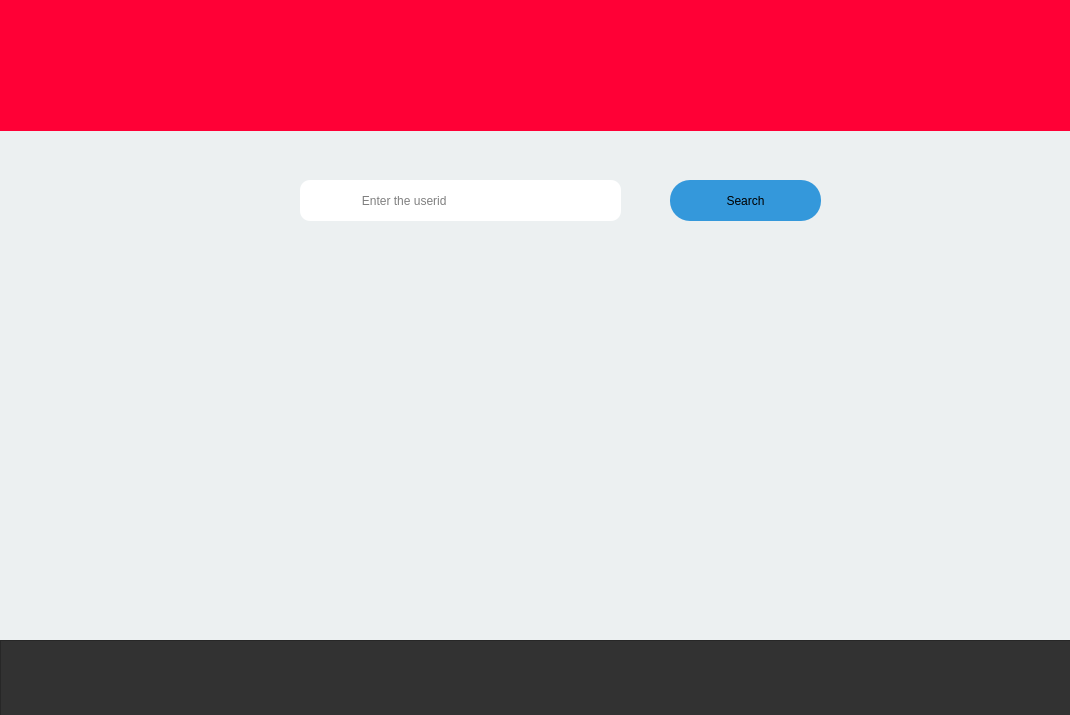
Qt form Login/search_page.ui (KrishnanSG/Cloud) before a commit.
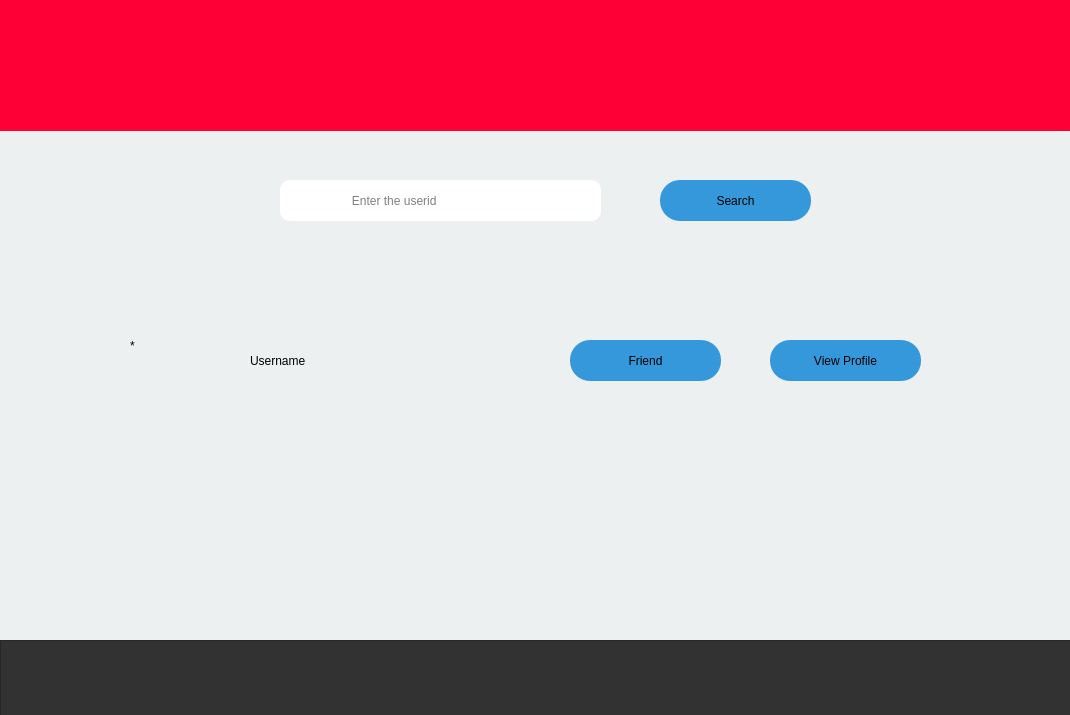
The same form after that commit. Icons and pictures are not drawn.

Commit message: Button functionality completed

The edit to the form file:
```diff
--- a/Login/search_page.ui
+++ b/Login/search_page.ui
@@ -203,7 +203,7 @@
   <widget class="QLineEdit" name="lineEdit">
    <property name="geometry">
     <rect>
-     <x>300</x>
+     <x>280</x>
      <y>180</y>
      <width>321</width>
      <height>41</height>
@@ -215,6 +215,7 @@
    <property name="styleSheet">
     <string notr="true">QLineEdit{
 border-radius:10px;
+padding-left:10px;
 }</string>
    </property>
    <property name="text">
@@ -227,7 +228,7 @@
   <widget class="QPushButton" name="pushButton_6">
    <property name="geometry">
     <rect>
-     <x>670</x>
+     <x>660</x>
      <y>180</y>
      <width>151</width>
      <height>41</height>
@@ -244,6 +245,72 @@
     <string>Search</string>
    </property>
   </widget>
+  <widget class="QPushButton" name="pushButton_8">
+   <property name="geometry">
+    <rect>
+     <x>570</x>
+     <y>340</y>
+     <width>151</width>
+     <height>41</height>
+    </rect>
+   </property>
+   <property name="styleSheet">
+    <string notr="true">QPushButton{
+border-radius:20px;
+background-color:rgb(52, 152, 219);
+font: 14pt &quot;Ubuntu&quot;;
+}</string>
+   </property>
+   <property name="text">
+    <string>Friend</string>
+   </property>
+  </widget>
+  <widget class="QLabel" name="label_4">
+   <property name="geometry">
+    <rect>
+     <x>250</x>
+     <y>340</y>
+     <width>251</width>
+     <height>41</height>
+    </rect>
+   </property>
+   <property name="text">
+    <string>Username</string>
+   </property>
+  </widget>
+  <widget class="QLabel" name="label_3">
+   <property name="geometry">
+    <rect>
+     <x>130</x>
+     <y>310</y>
+     <width>81</width>
+     <height>71</height>
+    </rect>
+   </property>
+   <property name="text">
+    <string>*</string>
+   </property>
+  </widget>
+  <widget class="QPushButton" name="pushButton_9">
+   <property name="geometry">
+    <rect>
+     <x>770</x>
+     <y>340</y>
+     <width>151</width>
+     <height>41</height>
+    </rect>
+   </property>
+   <property name="styleSheet">
+    <string notr="true">QPushButton{
+border-radius:20px;
+background-color:rgb(52, 152, 219);
+font: 14pt &quot;Ubuntu&quot;;
+}</string>
+   </property>
+   <property name="text">
+    <string>View Profile</string>
+   </property>
+  </widget>
   <zorder>label</zorder>
   <zorder>frame</zorder>
   <zorder>label_2</zorder>
```
Left out of the diff: 14 changed lines with no effect on the pictures. The commit also changes 21 other files.
